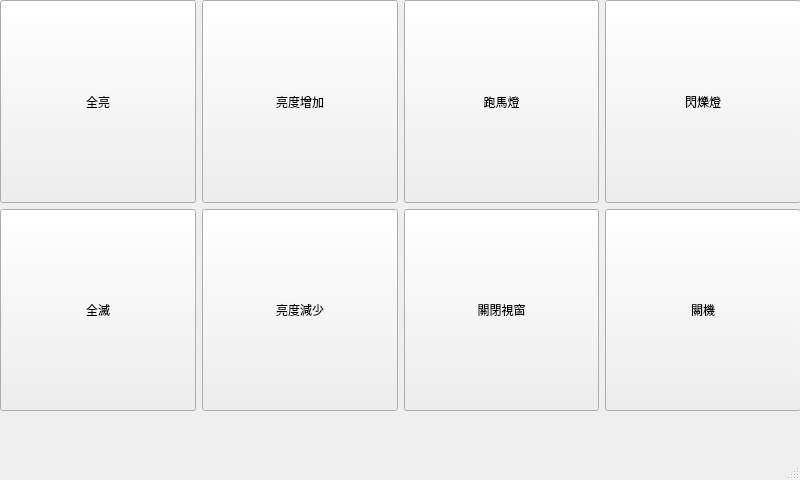
First picture: the form in main.ui, repository edwardhome/SPI_control, before the edit.
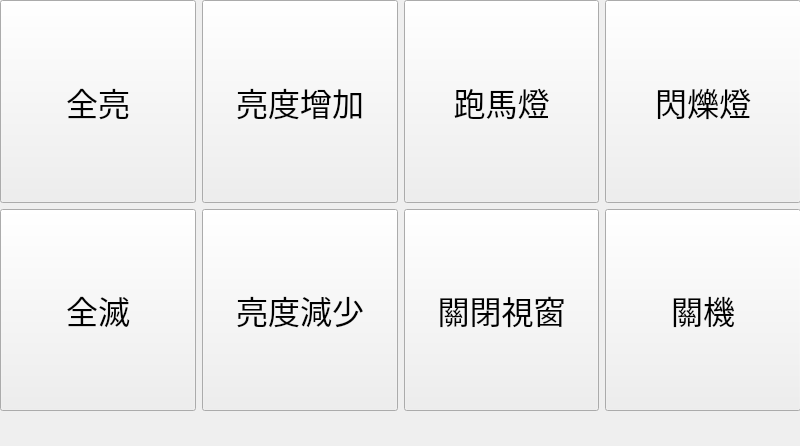
Second picture: the form after the edit.

Commit message: 修改UI 改變字體大小與版面格局

```diff
--- a/main.ui
+++ b/main.ui
@@ -7,9 +7,15 @@
     <x>0</x>
     <y>0</y>
     <width>800</width>
-    <height>480</height>
+    <height>446</height>
    </rect>
   </property>
+  <property name="maximumSize">
+   <size>
+    <width>800</width>
+    <height>480</height>
+   </size>
+  </property>
   <property name="cursor">
    <cursorShape>BlankCursor</cursorShape>
   </property>
@@ -17,6 +23,12 @@
    <string>圖形化控制界面</string>
   </property>
   <widget class="QWidget" name="centralwidget">
+   <property name="sizePolicy">
+    <sizepolicy hsizetype="Expanding" vsizetype="Expanding">
+     <horstretch>0</horstretch>
+     <verstretch>0</verstretch>
+    </sizepolicy>
+   </property>
    <widget class="QWidget" name="gridLayoutWidget">
     <property name="geometry">
      <rect>
@@ -28,7 +40,7 @@
     </property>
     <layout class="QGridLayout" name="gridLayout">
      <property name="sizeConstraint">
-      <enum>QLayout::SetMaximumSize</enum>
+      <enum>QLayout::SetMinAndMaxSize</enum>
      </property>
      <item row="0" column="4">
       <widget class="QPushButton" name="flash">
@@ -38,6 +50,12 @@
          <verstretch>0</verstretch>
         </sizepolicy>
        </property>
+       <property name="font">
+        <font>
+         <family>蘋方-繁</family>
+         <pointsize>24</pointsize>
+        </font>
+       </property>
        <property name="text">
         <string>閃爍燈</string>
        </property>
@@ -51,6 +69,12 @@
          <verstretch>0</verstretch>
         </sizepolicy>
        </property>
+       <property name="font">
+        <font>
+         <family>蘋方-繁</family>
+         <pointsize>24</pointsize>
+        </font>
+       </property>
        <property name="text">
         <string>全亮</string>
        </property>
@@ -64,6 +88,14 @@
          <verstretch>0</verstretch>
         </sizepolicy>
        </property>
+       <property name="font">
+        <font>
+         <family>蘋方-繁</family>
+         <pointsize>24</pointsize>
+         <weight>50</weight>
+         <bold>false</bold>
+        </font>
+       </property>
        <property name="text">
         <string>跑馬燈</string>
        </property>
@@ -77,6 +109,12 @@
          <verstretch>0</verstretch>
         </sizepolicy>
        </property>
+       <property name="font">
+        <font>
+         <family>蘋方-繁</family>
+         <pointsize>24</pointsize>
+        </font>
+       </property>
        <property name="text">
         <string>全滅</string>
        </property>
@@ -90,6 +128,12 @@
          <verstretch>0</verstretch>
         </sizepolicy>
        </property>
+       <property name="font">
+        <font>
+         <family>蘋方-繁</family>
+         <pointsize>24</pointsize>
+        </font>
+       </property>
        <property name="text">
         <string>亮度增加</string>
        </property>
@@ -103,6 +147,12 @@
          <verstretch>0</verstretch>
         </sizepolicy>
        </property>
+       <property name="font">
+        <font>
+         <family>蘋方-繁</family>
+         <pointsize>24</pointsize>
+        </font>
+       </property>
        <property name="text">
         <string>亮度減少</string>
        </property>
@@ -116,6 +166,12 @@
          <verstretch>0</verstretch>
         </sizepolicy>
        </property>
+       <property name="font">
+        <font>
+         <family>蘋方-繁</family>
+         <pointsize>24</pointsize>
+        </font>
+       </property>
        <property name="text">
         <string>關閉視窗</string>
        </property>
@@ -129,6 +185,12 @@
          <verstretch>0</verstretch>
         </sizepolicy>
        </property>
+       <property name="font">
+        <font>
+         <family>蘋方-繁</family>
+         <pointsize>24</pointsize>
+        </font>
+       </property>
        <property name="text">
         <string>關機</string>
        </property>
@@ -147,7 +209,6 @@
     </rect>
    </property>
   </widget>
-  <widget class="QStatusBar" name="statusbar"/>
  </widget>
  <resources/>
  <connections/>
```
